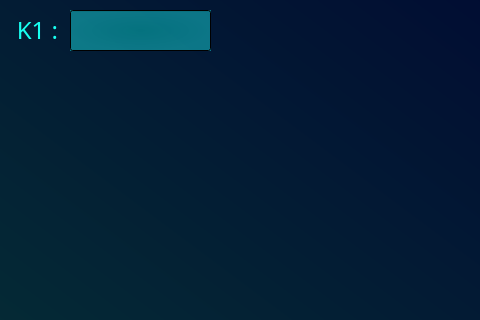
Before: the Qt Designer form window.ui in V-L-A-P-P/EpidemicSimulation, drawn with Qt 5; both pictures show x 0 to 480 and y 0 to 320 of the 796 by 598 pixel window.
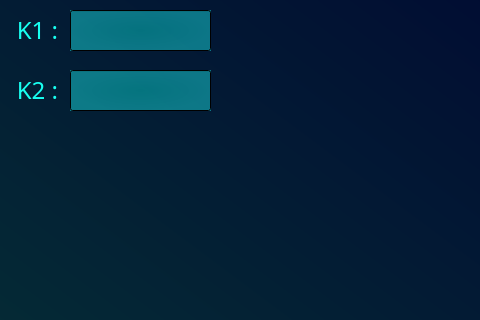
After: the same form once the commit is applied.

```diff
--- a/window.ui
+++ b/window.ui
@@ -97,9 +97,75 @@
      <string/>
     </property>
    </widget>
+   <widget class="QLabel" name="label_3">
+    <property name="geometry">
+     <rect>
+      <x>10</x>
+      <y>70</y>
+      <width>61</width>
+      <height>41</height>
+     </rect>
+    </property>
+    <property name="font">
+     <font>
+      <family>Lucida Bright</family>
+      <pointsize>18</pointsize>
+      <weight>50</weight>
+      <bold>false</bold>
+     </font>
+    </property>
+    <property name="toolTipDuration">
+     <number>-1</number>
+    </property>
+    <property name="styleSheet">
+     <string notr="true">background-color: qradialgradient(spread:pad, cx:0.284, cy:0.551, radius:0.5, fx:0.307, fy:0.540045, stop:0 rgba(255, 162, 11, 0), stop:1 rgba(255, 255, 255, 0));</string>
+    </property>
+    <property name="text">
+     <string>&lt;html&gt;&lt;head/&gt;&lt;body&gt;&lt;p align=&quot;center&quot;&gt;&lt;span style=&quot; color:#18fff0;&quot;&gt;K2 : &lt;/span&gt;&lt;/p&gt;&lt;/body&gt;&lt;/html&gt;</string>
+    </property>
+    <property name="margin">
+     <number>5</number>
+    </property>
+    <property name="indent">
+     <number>-1</number>
+    </property>
+   </widget>
+   <widget class="QLineEdit" name="lineEdit_2">
+    <property name="geometry">
+     <rect>
+      <x>70</x>
+      <y>70</y>
+      <width>141</width>
+      <height>41</height>
+     </rect>
+    </property>
+    <property name="font">
+     <font>
+      <family>Bahnschrift SemiLight</family>
+      <pointsize>16</pointsize>
+     </font>
+    </property>
+    <property name="toolTip">
+     <string>&lt;html&gt;&lt;head/&gt;&lt;body&gt;&lt;p align=&quot;center&quot;&gt;&lt;br/&gt;&lt;/p&gt;&lt;/body&gt;&lt;/html&gt;</string>
+    </property>
+    <property name="styleSheet">
+     <string notr="true">background-color: qradialgradient(spread:pad, cx:0.5, cy:0.5, radius:0.5, fx:0.5, fy:0.5, stop:0 rgba(7, 248, 240, 102), stop:1 rgba(27, 255, 255, 104));</string>
+    </property>
+    <property name="text">
+     <string/>
+    </property>
+    <property name="maxLength">
+     <number>12</number>
+    </property>
+    <property name="frame">
+     <bool>true</bool>
+    </property>
+   </widget>
    <zorder>label_2</zorder>
    <zorder>label</zorder>
    <zorder>lineEdit</zorder>
+   <zorder>label_3</zorder>
+   <zorder>lineEdit_2</zorder>
   </widget>
  </widget>
  <resources/>
```
